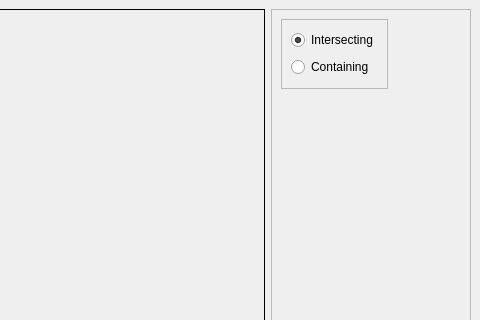
KROIA/QSFML_EditorWidget, file Examples/CollisionExample/ExampleCanvas.ui: the form before one commit; both pictures show x 320 to 800 and y 0 to 320 of the 800 by 600 pixel window.
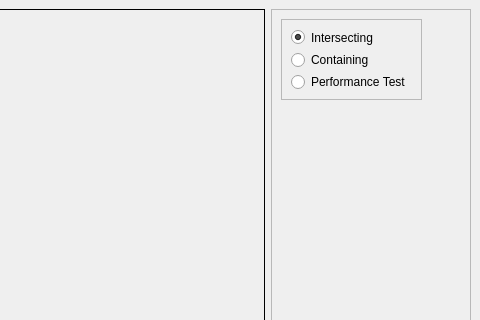
The form after the commit.

Patch:
```diff
--- a/Examples/CollisionExample/ExampleCanvas.ui
+++ b/Examples/CollisionExample/ExampleCanvas.ui
@@ -44,8 +44,8 @@
         <rect>
          <x>10</x>
          <y>10</y>
-         <width>107</width>
-         <height>70</height>
+         <width>141</width>
+         <height>81</height>
         </rect>
        </property>
        <property name="frameShape">
@@ -72,6 +72,13 @@
           </property>
          </widget>
         </item>
+        <item>
+         <widget class="QRadioButton" name="performanceTest_radioButton">
+          <property name="text">
+           <string>Performance Test</string>
+          </property>
+         </widget>
+        </item>
        </layout>
       </widget>
      </widget>
```
